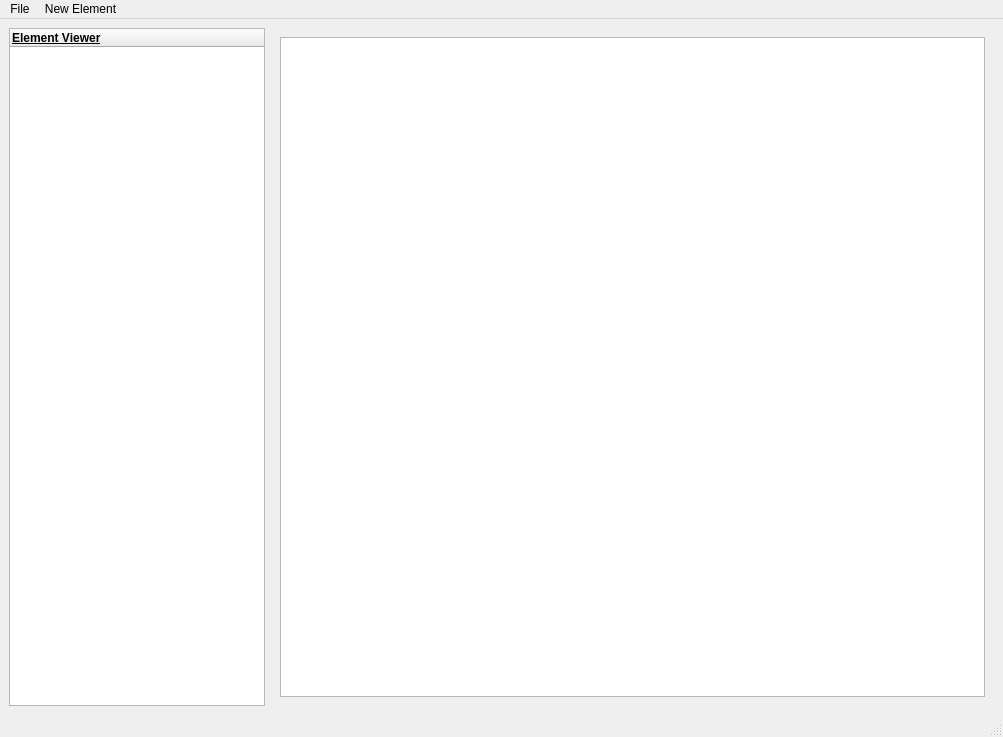
First picture: the form in lib/UIs/ui.ui, repository Faith-and-Code-Technologies/mDirt, before the edit.
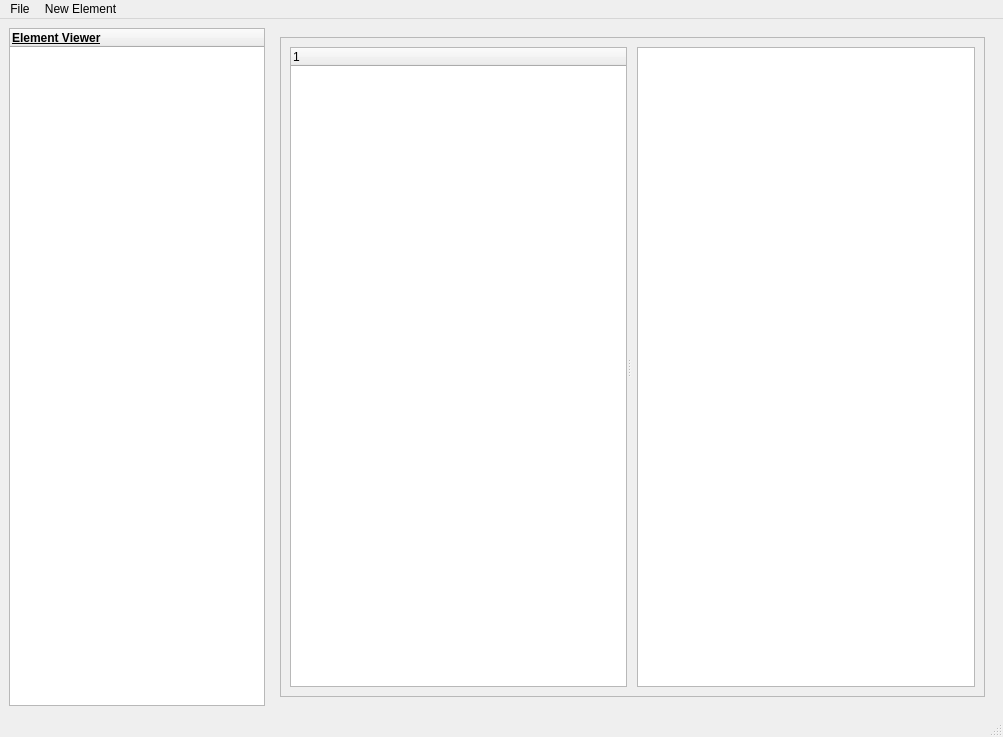
Second picture: the form after the edit. The open tabs and pages were chosen to show the change.

Patch:
```diff
--- a/lib/UIs/ui.ui
+++ b/lib/UIs/ui.ui
@@ -2346,6 +2346,46 @@
         </item>
        </layout>
       </widget>
+      <widget class="QWidget" name="fileEditor">
+       <layout class="QGridLayout" name="gridLayout_5">
+        <item row="0" column="0">
+         <widget class="QFrame" name="frame">
+          <property name="frameShape">
+           <enum>QFrame::Shape::StyledPanel</enum>
+          </property>
+          <property name="frameShadow">
+           <enum>QFrame::Shadow::Raised</enum>
+          </property>
+          <layout class="QGridLayout" name="gridLayout_6">
+           <item row="0" column="0">
+            <widget class="QSplitter" name="feEditor">
+             <property name="orientation">
+              <enum>Qt::Orientation::Horizontal</enum>
+             </property>
+             <widget class="QTreeWidget" name="feFileExplorer">
+              <column>
+               <property name="text">
+                <string notr="true">1</string>
+               </property>
+              </column>
+             </widget>
+             <widget class="QWidget" name="formLayoutWidget_3">
+              <layout class="QFormLayout" name="feEditorPanel">
+               <item row="0" column="0">
+                <widget class="QWidget" name="feLineNumWidget" native="true"/>
+               </item>
+               <item row="0" column="1">
+                <widget class="QTextEdit" name="feCodeEdit"/>
+               </item>
+              </layout>
+             </widget>
+            </widget>
+           </item>
+          </layout>
+         </widget>
+        </item>
+       </layout>
+      </widget>
      </widget>
     </item>
    </layout>
```
